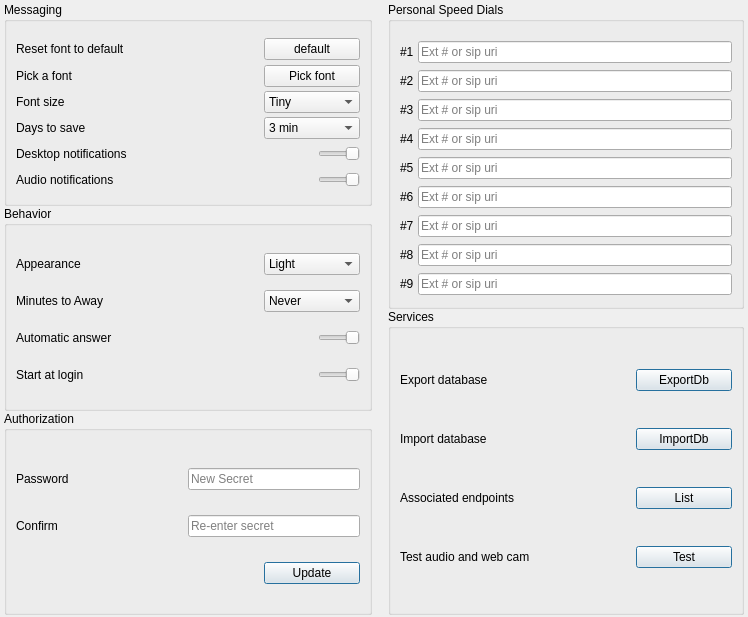
First picture: the form in Desktop/options.ui, repository dyfet/tycho_sipwitchqt, before the edit.
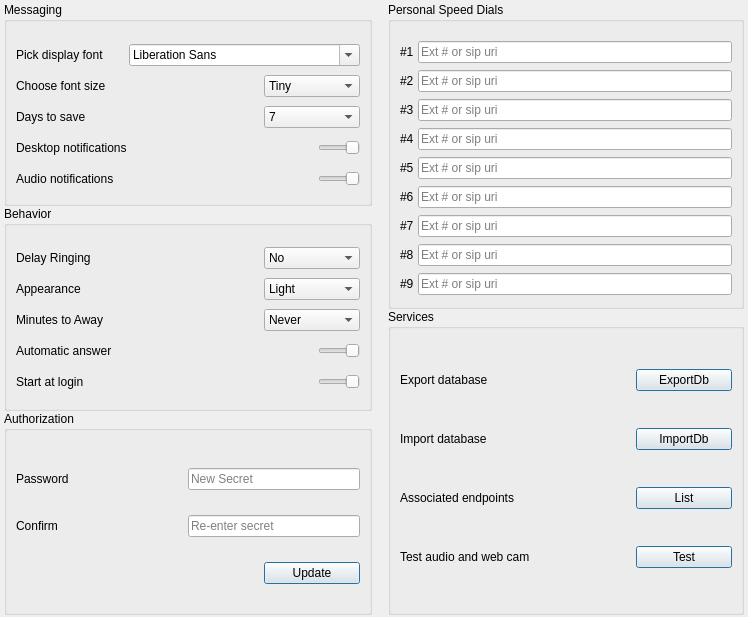
Second picture: the form after the edit.

Commit message: Options, device keys, profile settings

What changed in the file:
```diff
--- a/Desktop/options.ui
+++ b/Desktop/options.ui
@@ -358,49 +358,6 @@
         <property name="bottomMargin">
          <number>4</number>
         </property>
-        <item>
-         <layout class="QHBoxLayout" name="horizontalLayout">
-          <item>
-           <widget class="QLabel" name="label_19">
-            <property name="text">
-             <string>Reset font to default</string>
-            </property>
-           </widget>
-          </item>
-          <item>
-           <spacer name="horizontalSpacer_4">
-            <property name="orientation">
-             <enum>Qt::Horizontal</enum>
-            </property>
-            <property name="sizeHint" stdset="0">
-             <size>
-              <width>40</width>
-              <height>20</height>
-             </size>
-            </property>
-           </spacer>
-          </item>
-          <item>
-           <widget class="QPushButton" name="resetFont">
-            <property name="minimumSize">
-             <size>
-              <width>96</width>
-              <height>0</height>
-             </size>
-            </property>
-            <property name="maximumSize">
-             <size>
-              <width>96</width>
-              <height>16777215</height>
-             </size>
-            </property>
-            <property name="text">
-             <string>default</string>
-            </property>
-           </widget>
-          </item>
-         </layout>
-        </item>
         <item>
          <layout class="QHBoxLayout" name="Userfont">
           <property name="sizeConstraint">
@@ -414,29 +371,19 @@
           </property>
           <item>
            <widget class="QLabel" name="label_2">
+            <property name="sizePolicy">
+             <sizepolicy hsizetype="Preferred" vsizetype="Preferred">
+              <horstretch>0</horstretch>
+              <verstretch>0</verstretch>
+             </sizepolicy>
+            </property>
             <property name="text">
-             <string>Pick a font</string>
+             <string>Pick display font</string>
             </property>
            </widget>
           </item>
           <item>
-           <widget class="QPushButton" name="pickfontbutton">
-            <property name="minimumSize">
-             <size>
-              <width>96</width>
-              <height>0</height>
-             </size>
-            </property>
-            <property name="maximumSize">
-             <size>
-              <width>96</width>
-              <height>16777215</height>
-             </size>
-            </property>
-            <property name="text">
-             <string>Pick font</string>
-            </property>
-           </widget>
+           <widget class="QFontComboBox" name="fontPicker"/>
           </item>
          </layout>
         </item>
@@ -445,7 +392,7 @@
           <item>
            <widget class="QLabel" name="label_21">
             <property name="text">
-             <string>Font size</string>
+             <string>Choose font size</string>
             </property>
            </widget>
           </item>
@@ -523,21 +470,6 @@
               <height>16777215</height>
              </size>
             </property>
-            <item>
-             <property name="text">
-              <string>3 min</string>
-             </property>
-            </item>
-            <item>
-             <property name="text">
-              <string>10 min</string>
-             </property>
-            </item>
-            <item>
-             <property name="text">
-              <string>1</string>
-             </property>
-            </item>
             <item>
              <property name="text">
               <string>7</string>
@@ -662,6 +594,55 @@
         <property name="bottomMargin">
          <number>4</number>
         </property>
+        <item>
+         <layout class="QHBoxLayout" name="horizontalLayout">
+          <item>
+           <widget class="QLabel" name="label_3">
+            <property name="text">
+             <string>Delay Ringing</string>
+            </property>
+           </widget>
+          </item>
+          <item>
+           <widget class="QComboBox" name="delayRinging">
+            <property name="maximumSize">
+             <size>
+              <width>96</width>
+              <height>16777215</height>
+             </size>
+            </property>
+            <property name="currentIndex">
+             <number>1</number>
+            </property>
+            <item>
+             <property name="text">
+              <string>Forever</string>
+             </property>
+            </item>
+            <item>
+             <property name="text">
+              <string>No</string>
+             </property>
+            </item>
+            <item>
+             <property name="text">
+              <string>1 Ring</string>
+             </property>
+            </item>
+            <item>
+             <property name="text">
+              <string>2 Rings</string>
+             </property>
+            </item>
+            <item>
+             <property name="text">
+              <string>3 Rings</string>
+             </property>
+            </item>
+           </widget>
+          </item>
+         </layout>
+        </item>
         <item>
          <layout class="QHBoxLayout" name="horizontalLayout_8">
           <item>
```
Left out of the diff: 30 changed lines with no effect on the pictures. The commit also changes 38 other files.
